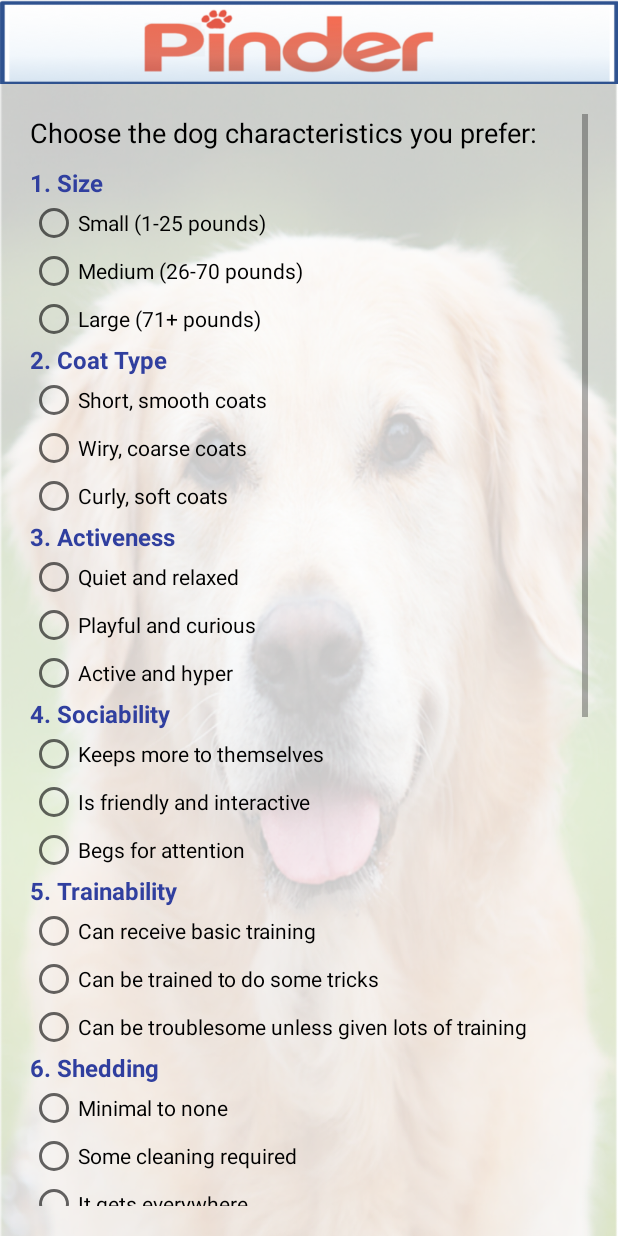
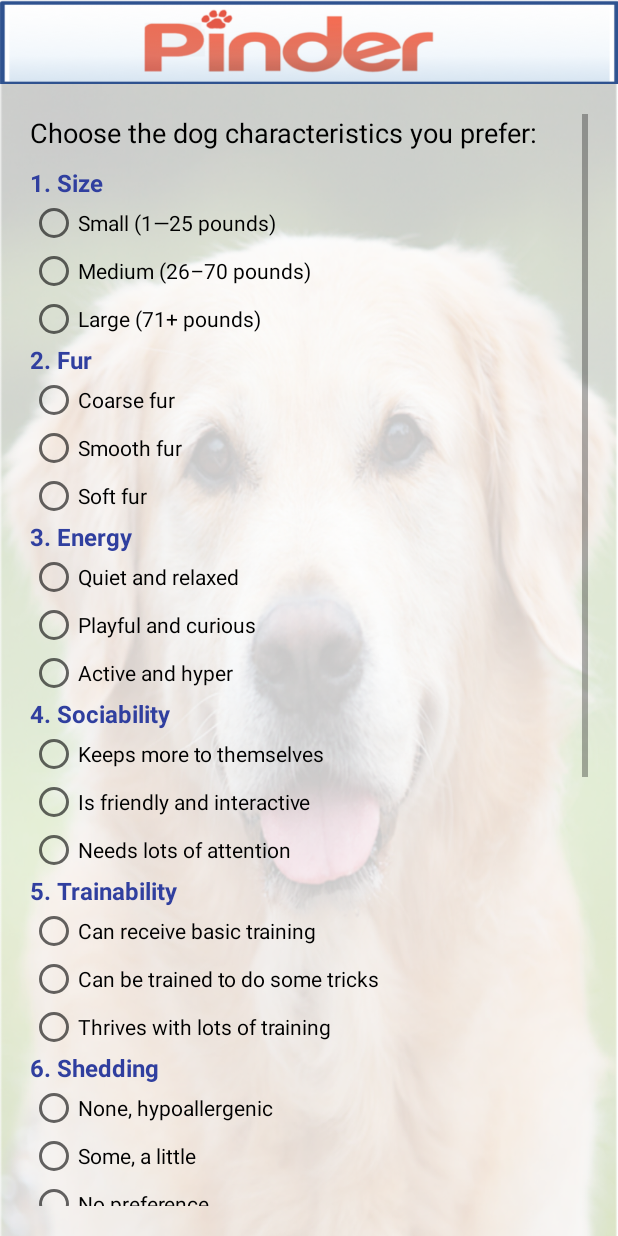
Before and after one commit to ClamminTroops/Pinder, an Android app: the TakeQuiz screen opened directly, with no data from a screen before it, on a phone screen of 412 x 824 dp. Run offline under Robolectric (Android 15) with nearby library versions, the phone set to English and light mode, and no system bars; libraries missing offline, so code that uses them is left out: com.jgabrielfreitas.core.

Commit message:
Quiz Algorithm added, but does not account for ties yet

```diff
--- a/app/src/main/res/layout/activity_take_quiz.xml
+++ b/app/src/main/res/layout/activity_take_quiz.xml
@@ -36,23 +36,30 @@
                 android:textColor="@color/colorPrimaryDark"/>
 
             <RadioGroup
+                android:id="@+id/question1Group"
                 android:layout_width="wrap_content"
                 android:layout_height="wrap_content">
 
                 <RadioButton
+                    android:id="@+id/question1A"
                     android:layout_width="wrap_content"
                     android:layout_height="wrap_content"
-                    android:text="@string/question1A" />
+                    android:text="@string/question1ATxt"
+                    android:onClick="onRadioButton1Clicked" />
 
                 <RadioButton
+                    android:id="@+id/question1B"
                     android:layout_width="wrap_content"
                     android:layout_height="wrap_content"
-                    android:text="@string/question1B" />
+                    android:text="@string/question1BTxt"
+                    android:onClick="onRadioButton1Clicked" />
 
                 <RadioButton
+                    android:id="@+id/question1C"
                     android:layout_width="wrap_content"
                     android:layout_height="wrap_content"
-                    android:text="@string/question1C" />
+                    android:text="@string/question1CTxt"
+                    android:onClick="onRadioButton1Clicked" />
             </RadioGroup>
 
             <TextView
@@ -69,19 +76,25 @@
                 android:layout_height="wrap_content">
 
                 <RadioButton
+                    android:id="@+id/question2A"
                     android:layout_width="wrap_content"
                     android:layout_height="wrap_content"
-                    android:text="@string/question2A" />
+                    android:text="@string/question2ATxt"
+                    android:onClick="onRadioButton2Clicked"/>
 
                 <RadioButton
+                    android:id="@+id/question2B"
                     android:layout_width="wrap_content"
                     android:layout_height="wrap_content"
-                    android:text="@string/question2B" />
+                    android:text="@string/question2BTxt"
+                    android:onClick="onRadioButton2Clicked"/>
 
                 <RadioButton
+                    android:id="@+id/question2C"
                     android:layout_width="wrap_content"
                     android:layout_height="wrap_content"
-                    android:text="@string/question2C" />
+                    android:text="@string/question2CTxt"
+                    android:onClick="onRadioButton2Clicked"/>
             </RadioGroup>
 
             <TextView
@@ -98,19 +111,25 @@
                 android:layout_height="wrap_content">
 
                 <RadioButton
+                    android:id="@+id/question3A"
                     android:layout_width="wrap_content"
                     android:layout_height="wrap_content"
-                    android:text="@string/question3A" />
+                    android:text="@string/question3ATxt"
+                    android:onClick="onRadioButton3Clicked"/>
 
                 <RadioButton
+                    android:id="@+id/question3B"
                     android:layout_width="wrap_content"
                     android:layout_height="wrap_content"
-                    android:text="@string/question3B" />
+                    android:text="@string/question3BTxt"
+                    android:onClick="onRadioButton3Clicked"/>
 
                 <RadioButton
+                    android:id="@+id/question3C"
                     android:layout_width="wrap_content"
                     android:layout_height="wrap_content"
-                    android:text="@string/question3C" />
+                    android:text="@string/question3CTxt"
+                    android:onClick="onRadioButton3Clicked"/>
             </RadioGroup>
 
             <TextView
@@ -127,19 +146,25 @@
                 android:layout_height="wrap_content">
 
                 <RadioButton
+                    android:id="@+id/question4A"
                     android:layout_width="wrap_content"
                     android:layout_height="wrap_content"
-                    android:text="@string/question4A" />
+                    android:text="@string/question4ATxt"
+                    android:onClick="onRadioButton4Clicked"/>
 
                 <RadioButton
+                    android:id="@+id/question4B"
                     android:layout_width="wrap_content"
                     android:layout_height="wrap_content"
-                    android:text="@string/question4B" />
+                    android:text="@string/question4BTxt"
+                    android:onClick="onRadioButton4Clicked"/>
 
                 <RadioButton
+                    android:id="@+id/question4C"
                     android:layout_width="wrap_content"
                     android:layout_height="wrap_content"
-                    android:text="@string/question4C" />
+                    android:text="@string/question4CTxt"
+                    android:onClick="onRadioButton4Clicked"/>
             </RadioGroup>
 
             <TextView
@@ -156,19 +181,25 @@
                 android:layout_height="wrap_content">
 
                 <RadioButton
+                    android:id="@+id/question5A"
                     android:layout_width="wrap_content"
                     android:layout_height="wrap_content"
-                    android:text="@string/question5A" />
+                    android:text="@string/question5ATxt"
+                    android:onClick="onRadioButton5Clicked"/>
 
                 <RadioButton
+                    android:id="@+id/question5B"
                     android:layout_width="wrap_content"
                     android:layout_height="wrap_content"
-                    android:text="@string/question5B" />
+                    android:text="@string/question5BTxt"
+                    android:onClick="onRadioButton5Clicked"/>
 
                 <RadioButton
+                    android:id="@+id/question5C"
                     android:layout_width="wrap_content"
                     android:layout_height="wrap_content"
-                    android:text="@string/question5C" />
+                    android:text="@string/question5CTxt"
+                    android:onClick="onRadioButton5Clicked"/>
             </RadioGroup>
 
             <TextView
@@ -185,19 +216,25 @@
                 android:layout_height="wrap_content">
 
                 <RadioButton
+                    android:id="@+id/question6A"
                     android:layout_width="wrap_content"
                     android:layout_height="wrap_content"
-                    android:text="@string/question6A" />
+                    android:text="@string/question6ATxt"
+                    android:onClick="onRadioButton6Clicked"/>
 
                 <RadioButton
+                    android:id="@+id/question6B"
                     android:layout_width="wrap_content"
                     android:layout_height="wrap_content"
-                    android:text="@string/question6B" />
+                    android:text="@string/question6BTxt"
+                    android:onClick="onRadioButton6Clicked"/>
 
                 <RadioButton
+                    android:id="@+id/question6C"
                     android:layout_width="wrap_content"
                     android:layout_height="wrap_content"
-                    android:text="@string/question6C" />
+                    android:text="@string/question6CTxt"
+                    android:onClick="onRadioButton6Clicked"/>
             </RadioGroup>
 
             <TextView
@@ -214,20 +251,36 @@
                 android:layout_height="wrap_content">
 
                 <RadioButton
+                    android:id="@+id/question7A"
                     android:layout_width="wrap_content"
                     android:layout_height="wrap_content"
-                    android:text="@string/question7A" />
+                    android:text="@string/question7ATxt"
+                    android:onClick="onRadioButton7Clicked"/>
 
                 <RadioButton
+                    android:id="@+id/question7B"
                     android:layout_width="wrap_content"
                     android:layout_height="wrap_content"
-                    android:text="@string/question7B" />
+                    android:text="@string/question7BTxt"
+                    android:onClick="onRadioButton7Clicked"/>
 
                 <RadioButton
+                    android:id="@+id/question7C"
                     android:layout_width="wrap_content"
                     android:layout_height="wrap_content"
-                    android:text="@string/question7C" />
+                    android:text="@string/question7CTxt"
+                    android:onClick="onRadioButton7Clicked"/>
             </RadioGroup>
+
+            <TextView
+                android:id="@+id/directions2"
+                android:layout_width="wrap_content"
+                android:layout_height="wrap_content"
+                android:text="@string/directionsText2"
+                android:textSize="18sp"
+                android:textColor="@color/black"
+                android:layout_marginBottom="10dp"
+                android:layout_marginTop="20dp"/>
 
             <TextView
                 android:id="@+id/question8"
@@ -243,30 +296,26 @@
                 android:layout_height="wrap_content">
 
                 <RadioButton
+                    android:id="@+id/question8A"
                     android:layout_width="wrap_content"
                     android:layout_height="wrap_content"
-                    android:text="@string/question8A" />
+                    android:text="@string/question8ATxt"
+                    android:onClick="onRadioButton8Clicked"/>
 
                 <RadioButton
+                    android:id="@+id/question8B"
                     android:layout_width="wrap_content"
                     android:layout_height="wrap_content"
-                    android:text="@string/question8B" />
+                    android:text="@string/question8BTxt"
+                    android:onClick="onRadioButton8Clicked"/>
 
                 <RadioButton
+                    android:id="@+id/question8C"
                     android:layout_width="wrap_content"
                     android:layout_height="wrap_content"
-                    android:text="@string/question8C" />
+                    android:text="@string/question8CTxt"
+                    android:onClick="onRadioButton8Clicked"/>
             </RadioGroup>
-
-            <TextView
-                android:id="@+id/directions2"
-                android:layout_width="wrap_content"
-                android:layout_height="wrap_content"
-                android:text="@string/directionsText2"
-                android:textSize="18sp"
-                android:textColor="@color/black"
-                android:layout_marginBottom="10dp"
-                android:layout_marginTop="20dp"/>
 
             <TextView
                 android:id="@+id/question9"
@@ -282,49 +331,59 @@
                 android:layout_height="wrap_content">
 
                 <RadioButton
+                    android:id="@+id/question9A"
                     android:layout_width="wrap_content"
                     android:layout_height="wrap_content"
-                    android:text="@string/question9A" />
+                    android:text="@string/question9ATxt"
+                    android:onClick="onRadioButton9Clicked"/>
 
                 <RadioButton
+                    android:id="@+id/question9B"
                     android:layout_width="wrap_content"
                     android:layout_height="wrap_content"
-                    android:text="@string/question9B" />
+                    android:text="@string/question9BTxt"
+                    android:onClick="onRadioButton9Clicked"/>
 
                 <RadioButton
+                    android:id="@+id/question9C"
                     android:layout_width="wrap_content"
                     android:layout_height="wrap_content"
-                    android:text="@string/question9C" />
+                    android:text="@string/question9CTxt"
+                    android:onClick="onRadioButton9Clicked"/>
             </RadioGroup>
 
-            <TextView
-                android:id="@+id/question10"
-                android:layout_width="wrap_content"
-                android:layout_height="wrap_content"
-                android:text="@string/questionTenTxt"
-                android:textSize="16sp"
-                android:textStyle="bold"
-                android:textColor="@color/colorPrimaryDark"/>
+            <!--THIS QUESTION STILL NEEDS TO BE IMPLEMENTED-->
+            <!--<TextView-->
+                <!--android:id="@+id/question10"-->
+                <!--android:layout_width="wrap_content"-->
+                <!--android:layout_height="wrap_content"-->
+                <!--android:text="@string/questionTenTxt"-->
+                <!--android:textSize="16sp"-->
+                <!--android:textStyle="bold"-->
+                <!--android:textColor="@color/colorPrimaryDark"/>-->
 
-            <RadioGroup
-                android:layout_width="wrap_content"
-                android:layout_height="wrap_content">
+            <!--<RadioGroup-->
+                <!--android:layout_width="wrap_content"-->
+                <!--android:layout_height="wrap_content">-->
 
-                <RadioButton
-                    android:layout_width="wrap_content"
-                    android:layout_height="wrap_content"
-                    android:text="@string/question10A" />
+                <!--<RadioButton-->
+                    <!--android:id="@+id/question10A"-->
+                    <!--android:layout_width="wrap_content"-->
+                    <!--android:layout_height="wrap_content"-->
+                    <!--android:text="@string/question10ATxt" />-->
 
-                <RadioButton
-                    android:layout_width="wrap_content"
-                    android:layout_height="wrap_content"
-                    android:text="@string/question10B" />
+                <!--<RadioButton-->
+                    <!--android:id="@+id/question10B"-->
+                    <!--android:layout_width="wrap_content"-->
+                    <!--android:layout_height="wrap_content"-->
+                    <!--android:text="@string/question10BTxt" />-->
 
-                <RadioButton
-                    android:layout_width="wrap_content"
-                    android:layout_height="wrap_content"
-                    android:text="@string/question10C" />
-            </RadioGroup>
+                <!--<RadioButton-->
+                    <!--android:id="@+id/question10C"-->
+                    <!--android:layout_width="wrap_content"-->
+                    <!--android:layout_height="wrap_content"-->
+                    <!--android:text="@string/question10CTxt" />-->
+            <!--</RadioGroup>-->
 
             <Button
                 android:id="@+id/doneButton"
--- a/app/src/main/res/values/strings.xml
+++ b/app/src/main/res/values/strings.xml
@@ -58,45 +58,45 @@
     <string name="dogs_contact_info">\'s Contact Info</string>
     <string name="directions_text1">Choose the dog characteristics you prefer:</string>
     <string name="questionOneTxt">1. Size</string>
-    <string name="question1A">Small (1-25 pounds)</string>
-    <string name="question1B">Medium (26-70 pounds)</string>
-    <string name="question1C">Large (71+ pounds)</string>
-    <string name="questionTwoTxt">2. Coat Type</string>
-    <string name="question2A">Short, smooth coats</string>
-    <string name="question2B">Wiry, coarse coats</string>
-    <string name="question2C">Curly, soft coats</string>
-    <string name="questionThreeTxt">3. Activeness</string>
-    <string name="question3A">Quiet and relaxed</string>
-    <string name="question3B">Playful and curious</string>
-    <string name="question3C">Active and hyper</string>
+    <string name="question1ATxt">Small (1—25 pounds)</string>
+    <string name="question1BTxt">Medium (26–70 pounds)</string>
+    <string name="question1CTxt">Large (71+ pounds)</string>
+    <string name="questionTwoTxt">2. Fur</string>
+    <string name="question2ATxt">Coarse fur</string>
+    <string name="question2BTxt">Smooth fur</string>
+    <string name="question2CTxt">Soft fur</string>
+    <string name="questionThreeTxt">3. Energy</string>
+    <string name="question3ATxt">Quiet and relaxed</string>
+    <string name="question3BTxt">Playful and curious</string>
+    <string name="question3CTxt">Active and hyper</string>
     <string name="questionFourTxt">4. Sociability</string>
-    <string name="question4A">Keeps more to themselves</string>
-    <string name="question4B">Is friendly and interactive</string>
-    <string name="question4C">Begs for attention</string>
+    <string name="question4ATxt">Keeps more to themselves</string>
+    <string name="question4BTxt">Is friendly and interactive</string>
+    <string name="question4CTxt">Needs lots of attention</string>
     <string name="questionFiveTxt">5. Trainability</string>
-    <string name="question5A">Can receive basic training</string>
-    <string name="question5B">Can be trained to do some tricks</string>
-    <string name="question5C">Can be troublesome unless given lots of training</string>
+    <string name="question5ATxt">Can receive basic training</string>
+    <string name="question5BTxt">Can be trained to do some tricks</string>
+    <string name="question5CTxt">Thrives with lots of training</string>
     <string name="questionSixTxt">6. Shedding</string>
-    <string name="question6A">Minimal to none</string>
-    <string name="question6B">Some cleaning required</string>
-    <string name="question6C">It gets everywhere</string>
-    <string name="questionSevenTxt">7. Grooming</string>
-    <string name="question7A">Low maintenance</string>
-    <string name="question7B">Average amount</string>
-    <string name="question7C">High maintenance</string>
-    <string name="questionEightTxt">8. Barking</string>
-    <string name="question8A">Rarely barks at things</string>
-    <string name="question8B">Barks sometimes</string>
-    <string name="question8C">Barks a lot</string>
-    <string name="questionNineTxt">9. What kind of home do you live in?</string>
+    <string name="question6ATxt">None, hypoallergenic</string>
+    <string name="question6BTxt">Some, a little</string>
+    <string name="question6CTxt">No preference</string>
+    <string name="questionSevenTxt">7. Barking</string>
+    <string name="question7ATxt">Rarely barks</string>
+    <string name="question7BTxt">Sometimes barks</string>
+    <string name="question7CTxt">No preference</string>
+    <string name="questionEightTxt">8. What kind of home do you live in?</string>
+    <string name="question8ATxt">Mobile or apartment</string>
+    <string name="question8BTxt">House with small yard</string>
+    <string name="question8CTxt">House with large yard</string>
+    <string name="questionNineTxt">9. How often will your dog be left at home?</string>
     <string name="directionsText2">Concerning your living style:</string>
-    <string name="question9A">Mobile or apartment</string>
-    <string name="question9B">House with small yard</string>
-    <string name="question9C">House with large yard</string>
-    <string name="questionTenTxt">10. How often will your dog be left at home?</string>
-    <string name="question10A">Never; there is always someone home</string>
-    <string name="question10B">Only during the middle of the day (work hours)</string>
-    <string name="question10C">Fairly often; we’re pretty busy people</string>
+    <string name="question9ATxt">Never; there is always someone home</string>
+    <string name="question9BTxt">Only during the middle of the day (work hours)</string>
+    <string name="question9CTxt">Fairly often; we’re pretty busy people</string>
+    <string name="questionTenTxt">10. Do you have other pets at home?</string>
+    <string name="question10ATxt">At least one other dog</string>
+    <string name="question10BTxt">At least one cat</string>
+    <string name="question10CTxt">Other animal</string>
     <string name="doneButtonTxt">Done</string>
 </resources>
```
Also changed, not shown: app/src/main/java/edu/calvin/cs262/teamc/ResultActivity.java (+11 -0 lines), app/src/main/java/edu/calvin/cs262/teamc/TakeQuiz.java (+447 -1 lines).
